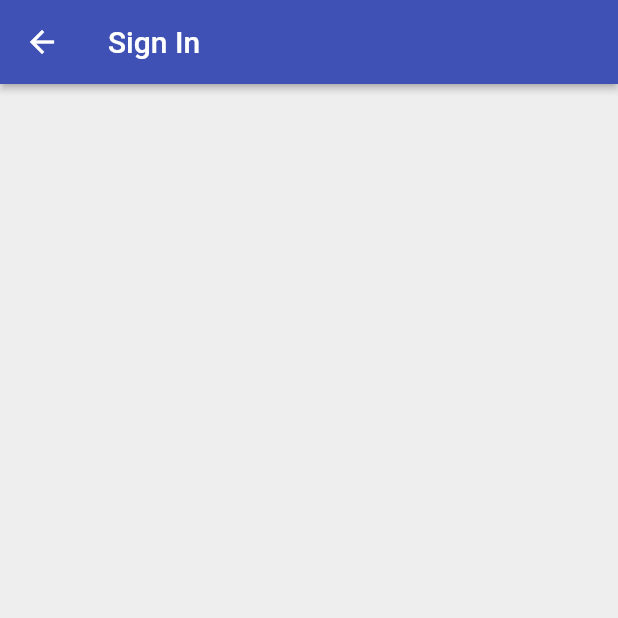
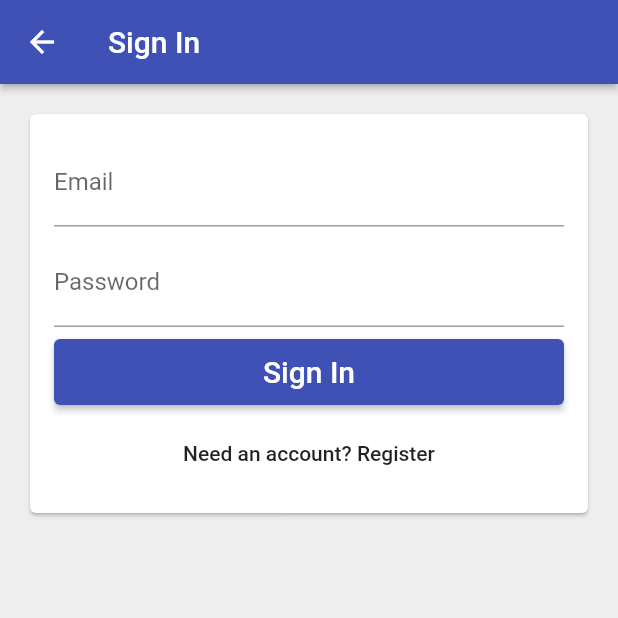
Before and after one commit to mpragnarok/time-tracker-flutter, a Flutter app: the EmailSignInPage screen opened directly, on a phone screen of 412 x 824 dp, the top half of it. Run offline on Flutter 3.47's test engine with Material 2 defaults, Android fonts, the phone set to English and light mode, and no system bars; our stand-ins replace firebase_auth, google_sign_in; missing offline and left inert: flutter_facebook_login; accounts and stored records are empty.

Commit message:
<feat><Email Sign in><Add email sign in page>
- Add email sign in page
- Add Email sign in form
- Create form submit button common widget

```diff
--- /dev/null
+++ b/lib/app/sign_in/email_sign_in_form.dart
@@ -0,0 +1,79 @@
+import 'package:flutter/cupertino.dart';
+import 'package:flutter/material.dart';
+import 'package:time_tracker_flutter_course/common_widgets/form_submit_button.dart';
+
+enum EmailSignInFormType { signIn, register }
+
+class EmailSignInForm extends StatefulWidget {
+  @override
+  _EmailSignInFormState createState() => _EmailSignInFormState();
+}
+
+class _EmailSignInFormState extends State<EmailSignInForm> {
+  final TextEditingController _emailController = TextEditingController();
+  final TextEditingController _passwordController = TextEditingController();
+
+  EmailSignInFormType _formType = EmailSignInFormType.signIn;
+  void _submit() {
+    print(
+        'email: ${_emailController.text}, password: ${_passwordController.text}');
+  }
+
+  void _toggleFormType() {
+    setState(() {
+      _formType = _formType == EmailSignInFormType.signIn
+          ? EmailSignInFormType.register
+          : EmailSignInFormType.signIn;
+    });
+    _emailController.clear();
+    _passwordController.clear();
+  }
+
+  List<Widget> _buildChildren() {
+    final primaryText = _formType == EmailSignInFormType.signIn
+        ? 'Sign In'
+        : 'Create an account';
+    final secondaryText = _formType == EmailSignInFormType.signIn
+        ? 'Need an account? Register'
+        : 'Have an account? Sign in';
+    return [
+      TextField(
+        controller: _emailController,
+        decoration: InputDecoration(
+          labelText: 'Email',
+          hintText: 'test@test.com',
+        ),
+      ),
+      SizedBox(height: 8.0),
+      TextField(
+        controller: _passwordController,
+        decoration: InputDecoration(
+          labelText: 'Password',
+        ),
+        obscureText: true,
+      ),
+      SizedBox(height: 8.0),
+      FormSubmitButton(
+        text: primaryText,
+        onPressed: _submit,
+      ),
+      SizedBox(height: 8.0),
+      FlatButton(
+        child: Text(secondaryText),
+        onPressed: _toggleFormType,
+      )
+    ];
+  }
+
+  @override
+  Widget build(BuildContext context) {
+    return Padding(
+      padding: const EdgeInsets.all(16.0),
+      child: Column(
+        crossAxisAlignment: CrossAxisAlignment.stretch,
+        mainAxisSize: MainAxisSize.min,
+        children: _buildChildren(),
+      ),
+    );
+  }
+}
--- a/lib/app/sign_in/email_sign_in_page.dart
+++ b/lib/app/sign_in/email_sign_in_page.dart
@@ -1,4 +1,5 @@
 import 'package:flutter/material.dart';
+import 'package:time_tracker_flutter_course/app/sign_in/email_sign_in_form.dart';
 
 class EmailSignInPage extends StatelessWidget {
   @override
@@ -8,12 +9,13 @@ class EmailSignInPage extends StatelessWidget {
         title: Text('Sign In'),
         elevation: 2.0,
       ),
-      body: _buildContent(),
+      body: Padding(
+        padding: const EdgeInsets.all(16.0),
+        child: Card(
+          child: EmailSignInForm(),
+        ),
+      ),
       backgroundColor: Colors.grey[200],
     );
   }
-
-  Widget _buildContent() {
-    return Container();
-  }
 }
--- /dev/null
+++ b/lib/common_widgets/form_submit_button.dart
@@ -0,0 +1,21 @@
+import 'package:flutter/material.dart';
+import 'package:time_tracker_flutter_course/common_widgets/custom_raised_button.dart';
+
+class FormSubmitButton extends CustomRaisedButton {
+  FormSubmitButton({
+    @required String text,
+    VoidCallback onPressed,
+  }) : super(
+          child: Text(
+            text,
+            style: TextStyle(
+              color: Colors.white,
+              fontSize: 20.0,
+            ),
+          ),
+          height: 44.0,
+          color: Colors.indigo,
+          borderRadius: 4.0,
+          onPressed: onPressed,
+        );
+}
```
